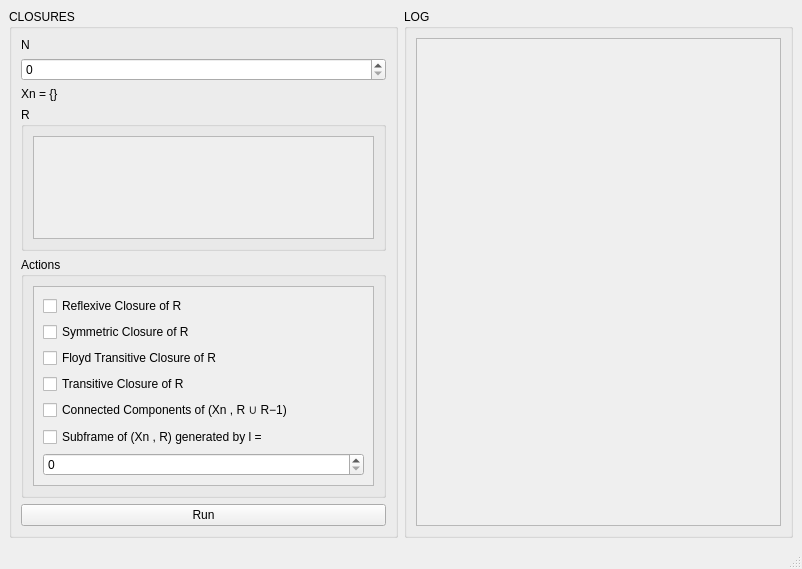
RTG-Foundations/Foundations-RTG-2024, file production/settings.ui: the form before one commit.
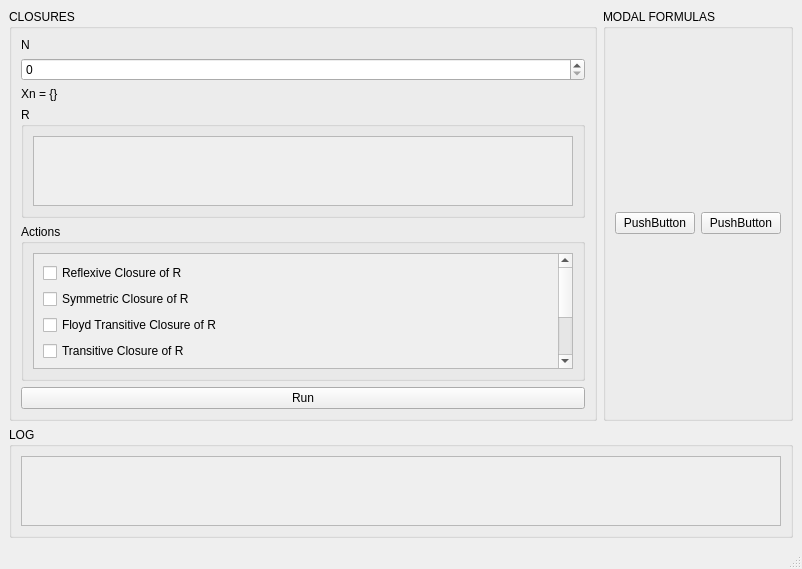
The form after the commit.

```diff
--- a/production/settings.ui
+++ b/production/settings.ui
@@ -28,35 +28,6 @@
          </property>
         </widget>
        </item>
-       <item row="3" column="0">
-        <widget class="QGroupBox" name="R_groupBox">
-         <property name="title">
-          <string>R</string>
-         </property>
-         <layout class="QVBoxLayout" name="verticalLayout">
-          <item>
-           <widget class="QScrollArea" name="R_scrollArea">
-            <property name="widgetResizable">
-             <bool>true</bool>
-            </property>
-            <widget class="QWidget" name="R_scrollAreaWidgetContents">
-             <property name="geometry">
-              <rect>
-               <x>0</x>
-               <y>0</y>
-               <width>339</width>
-               <height>99</height>
-              </rect>
-             </property>
-            </widget>
-           </widget>
-          </item>
-         </layout>
-        </widget>
-       </item>
-       <item row="1" column="0">
-        <widget class="QSpinBox" name="N_spinBox"/>
-       </item>
        <item row="4" column="0">
         <widget class="QGroupBox" name="actions_groupBox">
          <property name="title">
@@ -72,8 +43,8 @@
              <property name="geometry">
               <rect>
                <x>0</x>
-               <y>-62</y>
-               <width>325</width>
+               <y>0</y>
+               <width>506</width>
                <height>219</height>
               </rect>
              </property>
@@ -130,6 +101,32 @@
          </layout>
         </widget>
        </item>
+       <item row="3" column="0">
+        <widget class="QGroupBox" name="R_groupBox">
+         <property name="title">
+          <string>R</string>
+         </property>
+         <layout class="QVBoxLayout" name="verticalLayout">
+          <item>
+           <widget class="QScrollArea" name="R_scrollArea">
+            <property name="widgetResizable">
+             <bool>true</bool>
+            </property>
+            <widget class="QWidget" name="R_scrollAreaWidgetContents">
+             <property name="geometry">
+              <rect>
+               <x>0</x>
+               <y>0</y>
+               <width>520</width>
+               <height>68</height>
+              </rect>
+             </property>
+            </widget>
+           </widget>
+          </item>
+         </layout>
+        </widget>
+       </item>
        <item row="2" column="0">
         <widget class="QLabel" name="Xn_label">
          <property name="text">
@@ -137,6 +134,9 @@
          </property>
         </widget>
        </item>
+       <item row="1" column="0">
+        <widget class="QSpinBox" name="N_spinBox"/>
+       </item>
        <item row="5" column="0">
         <widget class="QPushButton" name="runClosures_pushButton">
          <property name="text">
@@ -147,7 +147,7 @@
       </layout>
      </widget>
     </item>
-    <item row="0" column="1">
+    <item row="1" column="0" colspan="2">
      <widget class="QGroupBox" name="log_groupBox">
       <property name="title">
        <string>LOG</string>
@@ -163,8 +163,8 @@
            <rect>
             <x>0</x>
             <y>0</y>
-            <width>363</width>
-            <height>461</height>
+            <width>758</width>
+            <height>68</height>
            </rect>
           </property>
          </widget>
@@ -173,6 +173,29 @@
       </layout>
      </widget>
     </item>
+    <item row="0" column="1">
+     <widget class="QGroupBox" name="groupBox">
+      <property name="title">
+       <string>MODAL FORMULAS</string>
+      </property>
+      <layout class="QGridLayout" name="gridLayout_3">
+       <item row="0" column="0">
+        <widget class="QPushButton" name="pushButton">
+         <property name="text">
+          <string>PushButton</string>
+         </property>
+        </widget>
+       </item>
+       <item row="0" column="1">
+        <widget class="QPushButton" name="pushButton_2">
+         <property name="text">
+          <string>PushButton</string>
+         </property>
+        </widget>
+       </item>
+      </layout>
+     </widget>
+    </item>
    </layout>
   </widget>
   <widget class="QMenuBar" name="menubar">
```
